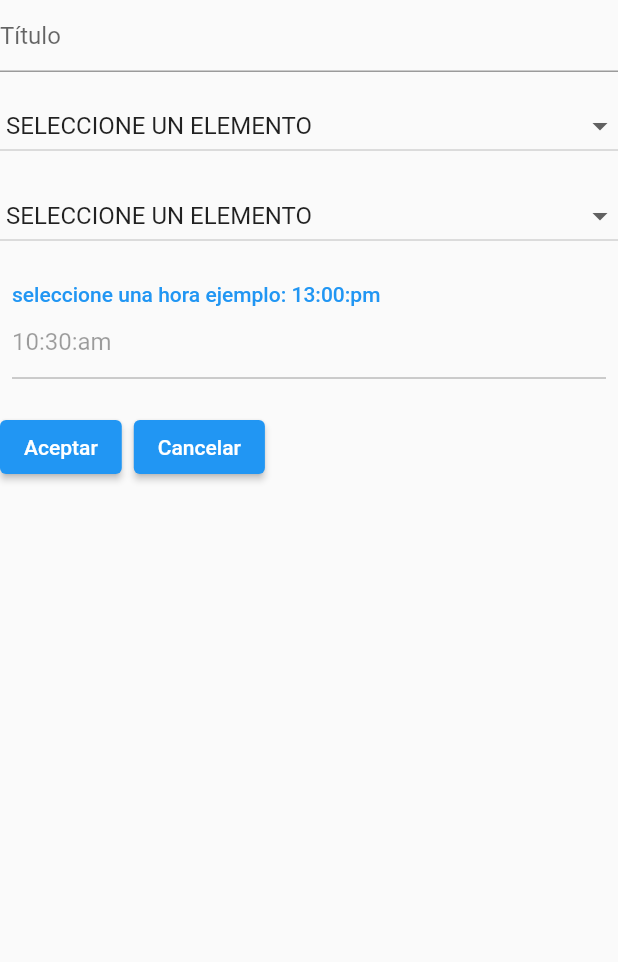
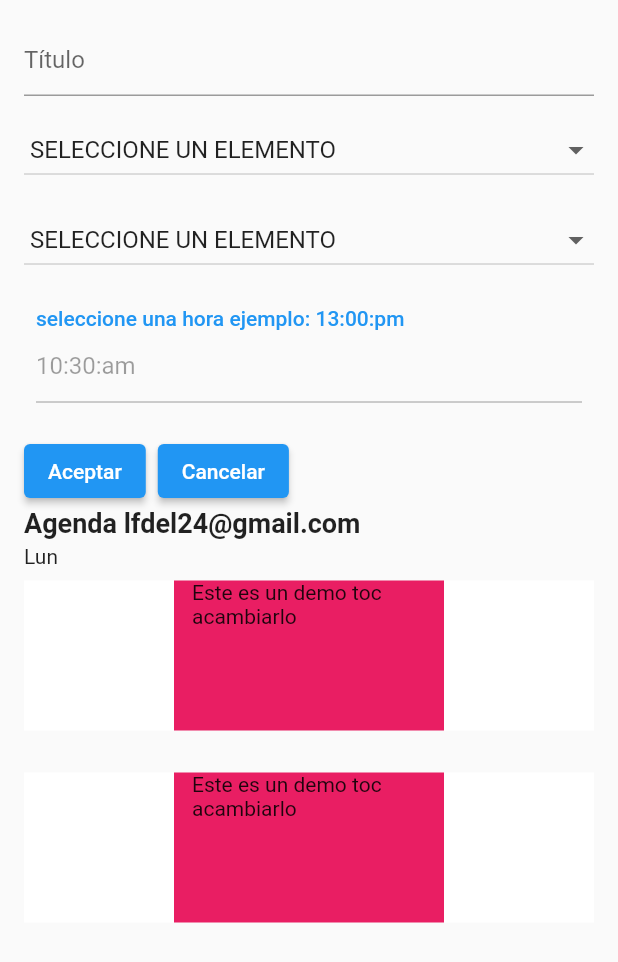
Before and after one commit to lfdel24/-flutter_agenda_estilo_twitch, a Flutter app: the screen it shows after launch, after a tap on "Aceptar", on a phone screen of 412 x 824 dp. Shown: the top 962 px of the screen. Run offline on Flutter 3.47's test engine with Material 2 defaults, Android fonts, the light colour scheme and no system bars.

Commit message:
La parte de agregar un item funciona pero no se valida nada

```diff
--- /dev/null
+++ b/lib/components/home_page/controller/item_controller.dart
@@ -0,0 +1,41 @@
+import 'package:flutter/foundation.dart';
+import 'package:flutter_agenda_estilo_twitch/components/home_page/model/item.dart';
+
+class ItemController {
+  final items = ValueNotifier(<Item>[]);
+  Item newItem = Item(id: "", title: "", category: "", day: "", time: "");
+
+  void addItem() {
+    this.items.value = [...this.items.value, newItem];
+    this.newItem = Item(id: "", title: "", category: "", day: "", time: "");
+  }
+
+  void loadItems() {
+    this.items.value.addAll([
+      Item(
+          id: "1",
+          title: "Desarrollando proyecto en laravel",
+          category: "Desarrollo y Programación",
+          day: "Lun",
+          time: "03/05/2021"),
+      // Item(
+      //     id: "2",
+      //     title: "Desarrollando proyecto en laravel",
+      //     category: "Desarrollo y Programación",
+      //     day: "Lun",
+      //     time: "03/05/2021"),
+      // Item(
+      //     id: "3",
+      //     title: "Desarrollando proyecto en laravel",
+      //     category: "Desarrollo y Programación",
+      //     day: "Lun",
+      //     time: "03/05/2021"),
+      // Item(
+      //     id: "4",
+      //     title: "Desarrollando proyecto en laravel",
+      //     category: "Desarrollo y Programación",
+      //     day: "Lun",
+      //     time: "03/05/2021"),
+    ]);
+  }
+}
--- a/lib/components/home_page/home_page.dart
+++ b/lib/components/home_page/home_page.dart
@@ -8,8 +8,8 @@
   @override
   Widget build(BuildContext context) {
     return Scaffold(
-      // body: _BuilderBody(),
-      body: NewItem(),
+      body: _BuilderBody(),
+      // body: NewItem(),
     );
   }
 }
@@ -21,7 +21,6 @@
     controller.loadItems();
     return Container(
       width: double.infinity,
-      color: Colors.black87,
       child: ConstrainedBox(
         constraints: BoxConstraints(maxWidth: 1280),
         child: Container(
@@ -29,6 +28,7 @@
           child: Column(
             crossAxisAlignment: CrossAxisAlignment.start,
             children: [
+              NewItem(),
               Text(
                 "Agenda lfdel24@gmail.com",
                 style: MyTextStyle.title,
@@ -57,7 +57,6 @@
         itemCount: this.items.length,
         itemBuilder: (_, i) => Container(
           height: 128,
-          color: Colors.black54,
           padding: EdgeInsets.only(top: 4),
           alignment: Alignment.centerLeft,
           child: Column(
--- a/lib/components/home_page/inherited_widget/my_inherited_widget.dart
+++ b/lib/components/home_page/inherited_widget/my_inherited_widget.dart
@@ -1,16 +1,15 @@
 import 'package:flutter/material.dart';
-import 'package:flutter_agenda_estilo_twitch/components/home_page/controller/agenda_controller.dart';
+import 'package:flutter_agenda_estilo_twitch/components/home_page/controller/item_controller.dart';
 
 class MyInheritedWidget extends InheritedWidget {
   final Widget widget;
-  final AgendaController controller;
+  final ItemController controller;
 
   MyInheritedWidget({required this.widget, required this.controller})
       : super(child: widget);
 
   static MyInheritedWidget? of(BuildContext context) {
-    return context.dependOnInheritedWidgetOfExactType(
-        aspect: AgendaController());
+    return context.dependOnInheritedWidgetOfExactType(aspect: ItemController());
   }
 
   @override
--- a/lib/components/home_page/new_item.dart
+++ b/lib/components/home_page/new_item.dart
@@ -67,7 +67,7 @@
                     onPressed: () {
                       item.id = "1";
                       item.time = _timeController.text;
-                      print(item.toString());
+                      MyInheritedWidget.of(context)!.controller.addItem();
                     },
                     child: Text("Aceptar")),
                 SizedBox(width: 8),
--- a/lib/main.dart
+++ b/lib/main.dart
@@ -1,5 +1,5 @@
 import 'package:flutter/material.dart';
-import 'package:flutter_agenda_estilo_twitch/components/home_page/controller/agenda_controller.dart';
+import 'package:flutter_agenda_estilo_twitch/components/home_page/controller/item_controller.dart';
 import 'package:flutter_agenda_estilo_twitch/components/home_page/home_page.dart';
 import 'package:flutter_agenda_estilo_twitch/components/home_page/inherited_widget/my_inherited_widget.dart';
 
@@ -19,7 +19,7 @@
         ),
         home: MyInheritedWidget(
           widget: HomePage(),
-          controller: AgendaController(),
+          controller: ItemController(),
         ));
   }
 }
```
Also changed, not shown: lib/components/home_page/controller/agenda_controller.dart (deleted, +0 -36 lines).
